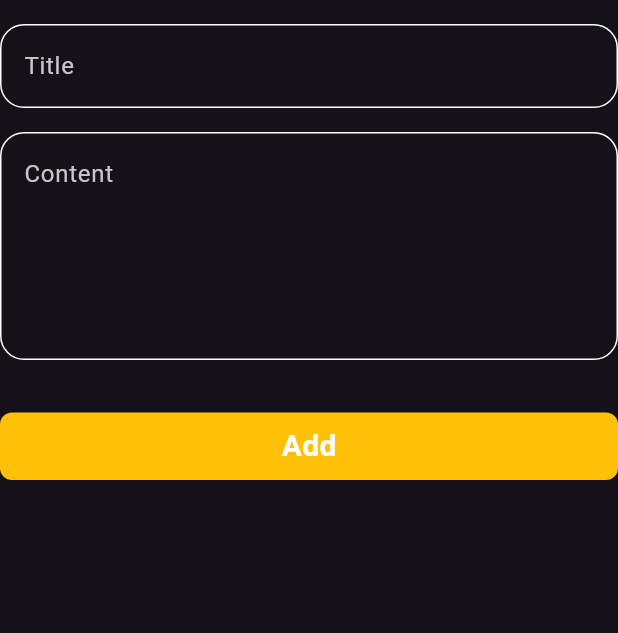
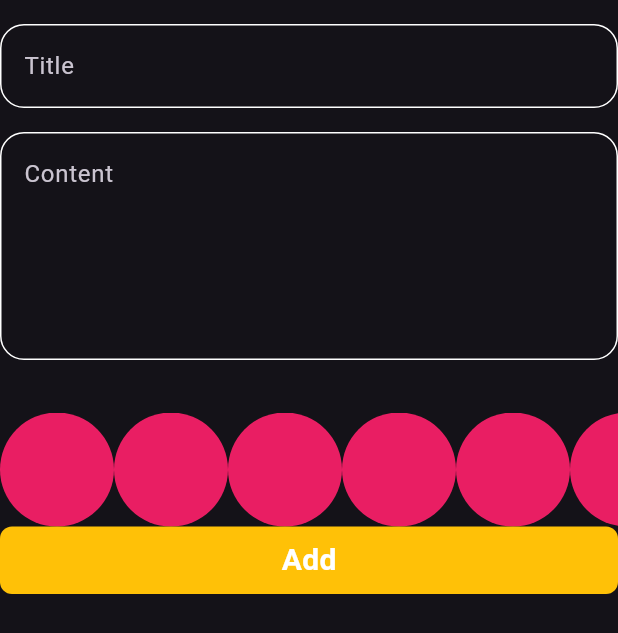
Before and after one commit to saraUsama9910/note_app, a Flutter app: the AddNoteForm widget shown alone on an empty page, opened directly, on a phone screen of 412 x 824 dp. Shown: the top 633 px of the screen. Run offline on Flutter 3.47's test engine with Material 3 defaults, Android fonts, the phone set to English and light mode, and no system bars; our stand-ins replace bloc, flutter_bloc, font_awesome_flutter, hive, hive_flutter, modal_progress_hud_nsn; accounts and stored records are empty.

Commit message:
create colors list view

```diff
--- a/lib/widgets/add_note_form.dart
+++ b/lib/widgets/add_note_form.dart
@@ -4,6 +4,7 @@ import 'package:intl/intl.dart';
 import 'package:note_app/cubits/add_note_cubit/add_note_cubit.dart';
 import 'package:note_app/models/note_model.dart';
 import 'package:note_app/widgets/add_button.dart';
+import 'package:note_app/widgets/colore_list_view.dart';
 import 'package:note_app/widgets/custom_text_field.dart';
 
 class AddNoteForm extends StatefulWidget {
@@ -48,6 +49,7 @@ class _AddNoteFormState extends State<AddNoteForm> {
           const SizedBox(
             height: 35,
           ),
+          const ColorsListView(),
           AddButton(
             onTap: () {
               if (formKey.currentState!.validate()) {
--- /dev/null
+++ b/lib/widgets/colore_list_view.dart
@@ -0,0 +1,30 @@
+import 'package:flutter/material.dart';
+
+class ColorItem extends StatelessWidget {
+  const ColorItem({super.key});
+
+  @override
+  Widget build(BuildContext context) {
+    return const CircleAvatar(
+      radius: 38,
+      backgroundColor: Colors.pink,
+    );
+  }
+}
+
+class ColorsListView extends StatelessWidget {
+  const ColorsListView({super.key});
+
+  @override
+  Widget build(BuildContext context) {
+    return SizedBox(
+      height: 38 * 2,
+      child: ListView.builder(
+          scrollDirection: Axis.horizontal,
+          itemCount: 10,
+          itemBuilder: (context, index) {
+            return const ColorItem();
+          }),
+    );
+  }
+}
```
